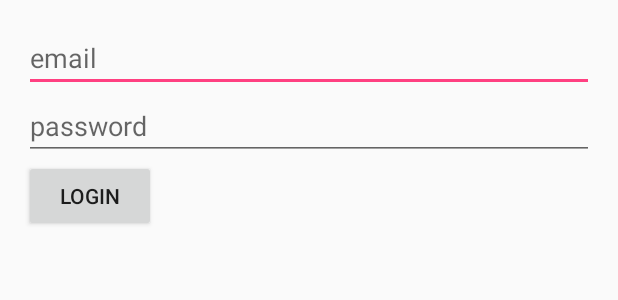
After one commit to mkorniluk/parse-workshops, an Android app: the layout activity_login.xml on its own in the app's theme, with its tools: preview values and no code run, on a phone screen of 412 x 824 dp. The commit adds this screen. Shown: the top 300 px of the screen. Run offline under Robolectric (Android 15) with nearby library versions, the phone set to English and light mode, and no system bars.

Commit message:
register/login

```diff
--- a/app/build.gradle
+++ b/app/build.gradle
@@ -20,7 +20,8 @@ android {
 }
 
 dependencies {
+    compile 'com.parse.bolts:bolts-android:1.+'
+    compile 'com.parse:parse-android:1.+'
     compile fileTree(dir: 'libs', include: ['*.jar'])
-    testCompile 'junit:junit:4.12'
     compile 'com.android.support:appcompat-v7:23.1.1'
 }
--- /dev/null
+++ b/app/src/main/res/layout/activity_login.xml
@@ -0,0 +1,26 @@
+<?xml version="1.0" encoding="utf-8"?>
+<LinearLayout xmlns:android="http://schemas.android.com/apk/res/android"
+    android:layout_width="match_parent"
+    android:layout_height="match_parent"
+    android:orientation="vertical"
+    android:padding="16dp">
+
+    <EditText
+        android:id="@+id/email"
+        android:layout_width="match_parent"
+        android:layout_height="wrap_content"
+        android:hint="email" />
+
+    <EditText
+        android:id="@+id/password"
+        android:layout_width="match_parent"
+        android:layout_height="wrap_content"
+        android:hint="password"
+        android:inputType="textPassword" />
+
+    <Button
+        android:id="@+id/login"
+        android:layout_width="wrap_content"
+        android:layout_height="wrap_content"
+        android:text="login" />
+</LinearLayout>
```
Also changed, not shown: app/src/main/AndroidManifest.xml (+13 -1 lines), app/src/main/java/com/example/marcin/parseworkshops/LoginActivity.java (added, +88 -0 lines), app/src/main/java/com/example/marcin/parseworkshops/MainActivity.java (+5 -3 lines), app/src/main/res/layout/activity_main.xml (+1 -20 lines), 1 other file.
